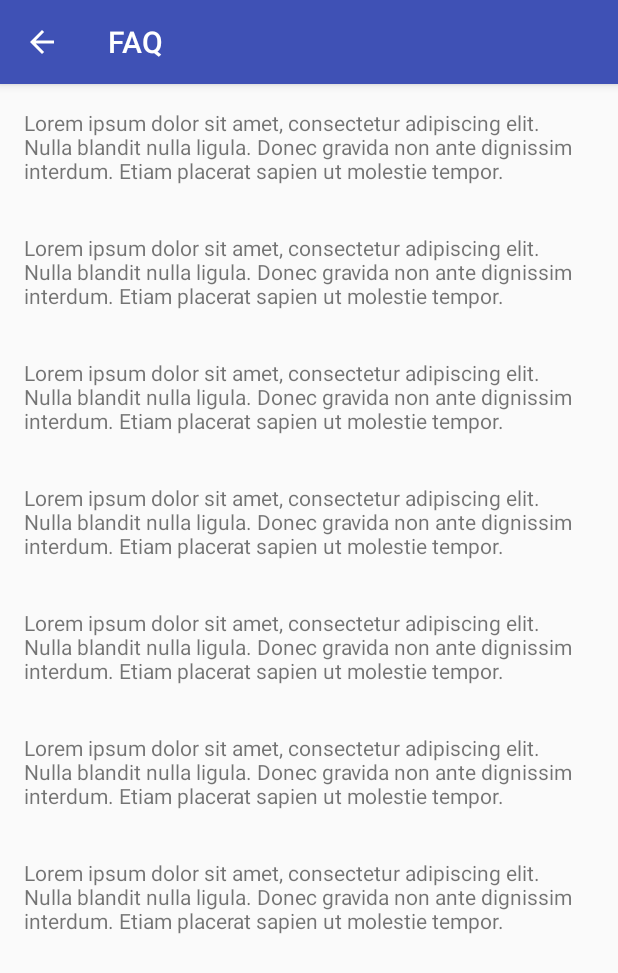
After one commit to hitherejoe/Fireside, an Android app: the FaqActivity screen opened directly, with no data from a screen before it, on a phone screen of 412 x 824 dp. The commit adds this screen. Shown: the top 973 px of the screen. Run offline under Robolectric (Android 15) with nearby library versions, the phone set to English and light mode, and no system bars.

Commit message:
Commit content for setting defaults step

```diff
--- a/app/src/main/AndroidManifest.xml
+++ b/app/src/main/AndroidManifest.xml
@@ -17,6 +17,9 @@
             </intent-filter>
         </activity>
 
+        <activity android:name=".ChatActivity" />
+        <activity android:name=".FaqActivity" />
+
     </application>
 
 </manifest>
--- /dev/null
+++ b/app/src/main/java/co/joebirch/fireside/FaqActivity.java
@@ -0,0 +1,17 @@
+package co.joebirch.fireside;
+
+import android.os.Bundle;
+import android.support.v7.app.AppCompatActivity;
+
+public class FaqActivity extends AppCompatActivity {
+
+    @Override
+    protected void onCreate(Bundle savedInstanceState) {
+        super.onCreate(savedInstanceState);
+        setContentView(R.layout.activity_faq);
+
+        getSupportActionBar().setDisplayHomeAsUpEnabled(true);
+        getSupportActionBar().setTitle("FAQ");
+    }
+
+}
--- /dev/null
+++ b/app/src/main/res/layout/activity_faq.xml
@@ -0,0 +1,50 @@
+<?xml version="1.0" encoding="utf-8"?>
+<LinearLayout xmlns:android="http://schemas.android.com/apk/res/android"
+    xmlns:tools="http://schemas.android.com/tools"
+    android:layout_width="match_parent"
+    android:layout_height="match_parent"
+    android:orientation="vertical">
+
+    <TextView
+        android:layout_width="match_parent"
+        android:layout_height="wrap_content"
+        android:padding="16dp"
+        android:text="Lorem ipsum dolor sit amet, consectetur adipiscing elit. Nulla blandit nulla ligula. Donec gravida non ante dignissim interdum. Etiam placerat sapien ut molestie tempor." />
+
+    <TextView
+        android:layout_width="match_parent"
+        android:layout_height="wrap_content"
+        android:padding="16dp"
+        android:text="Lorem ipsum dolor sit amet, consectetur adipiscing elit. Nulla blandit nulla ligula. Donec gravida non ante dignissim interdum. Etiam placerat sapien ut molestie tempor." />
+
+    <TextView
+        android:layout_width="match_parent"
+        android:layout_height="wrap_content"
+        android:padding="16dp"
+        android:text="Lorem ipsum dolor sit amet, consectetur adipiscing elit. Nulla blandit nulla ligula. Donec gravida non ante dignissim interdum. Etiam placerat sapien ut molestie tempor." />
+
+    <TextView
+        android:layout_width="match_parent"
+        android:layout_height="wrap_content"
+        android:padding="16dp"
+        android:text="Lorem ipsum dolor sit amet, consectetur adipiscing elit. Nulla blandit nulla ligula. Donec gravida non ante dignissim interdum. Etiam placerat sapien ut molestie tempor." />
+
+    <TextView
+        android:layout_width="match_parent"
+        android:layout_height="wrap_content"
+        android:padding="16dp"
+        android:text="Lorem ipsum dolor sit amet, consectetur adipiscing elit. Nulla blandit nulla ligula. Donec gravida non ante dignissim interdum. Etiam placerat sapien ut molestie tempor." />
+
+    <TextView
+        android:layout_width="match_parent"
+        android:layout_height="wrap_content"
+        android:padding="16dp"
+        android:text="Lorem ipsum dolor sit amet, consectetur adipiscing elit. Nulla blandit nulla ligula. Donec gravida non ante dignissim interdum. Etiam placerat sapien ut molestie tempor." />
+
+    <TextView
+        android:layout_width="match_parent"
+        android:layout_height="wrap_content"
+        android:padding="16dp"
+        android:text="Lorem ipsum dolor sit amet, consectetur adipiscing elit. Nulla blandit nulla ligula. Donec gravida non ante dignissim interdum. Etiam placerat sapien ut molestie tempor." />
+
+</LinearLayout>
```
Also changed, not shown: app/src/main/java/co/joebirch/fireside/ChatActivity.java (added, +17 -0 lines), app/src/main/java/co/joebirch/fireside/MainActivity.java (+37 -0 lines), app/src/main/res/layout/activity_chat.xml (added, +35 -0 lines).
